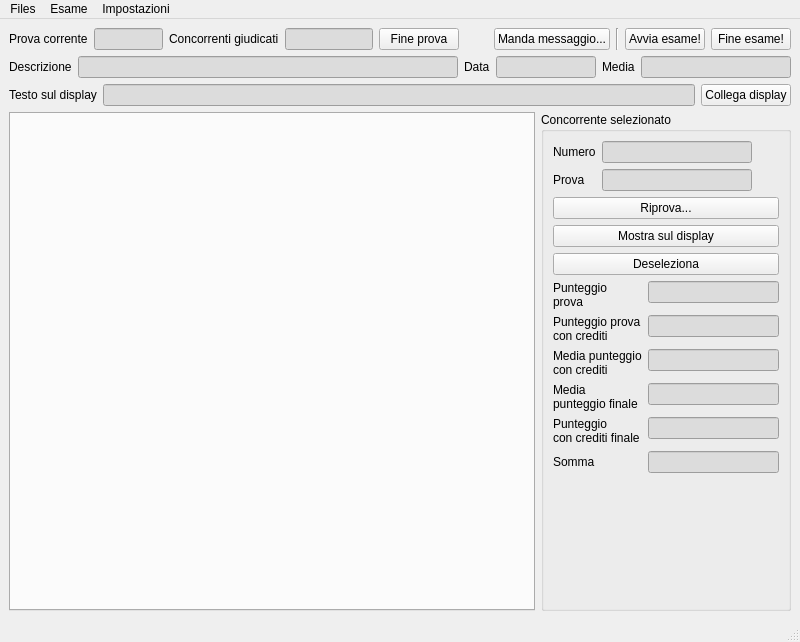
Before: the Qt Designer form ui/mainwindow.ui in nferruzzi/giudice-server, drawn with Qt 5.
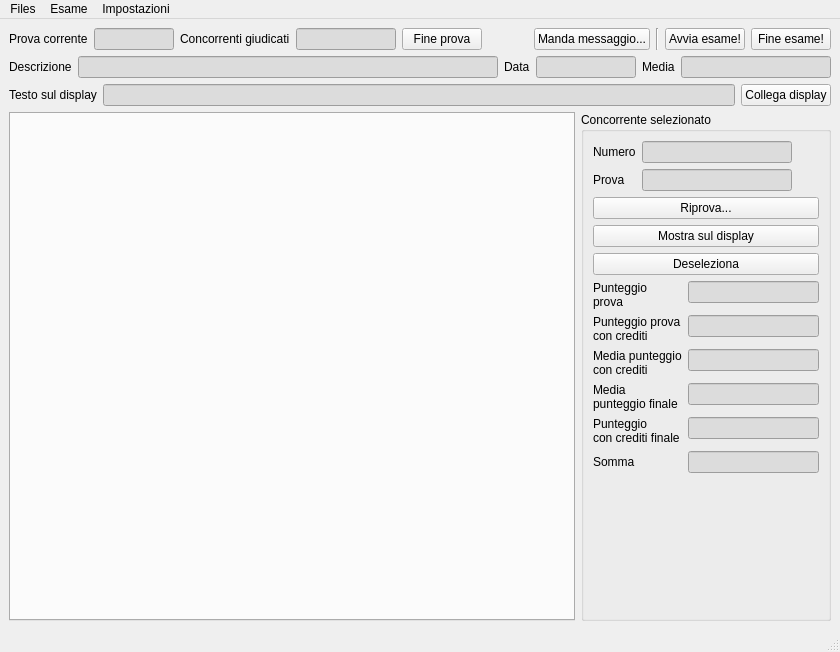
After: the same form once the commit is applied. Custom widgets are drawn as their Qt base class.

Commit message: Add RC Logo

```diff
--- a/ui/mainwindow.ui
+++ b/ui/mainwindow.ui
@@ -6,8 +6,8 @@
    <rect>
     <x>0</x>
     <y>0</y>
-    <width>800</width>
-    <height>642</height>
+    <width>840</width>
+    <height>652</height>
    </rect>
   </property>
   <property name="windowTitle">
@@ -491,6 +491,16 @@
            </item>
           </layout>
          </item>
+         <item>
+          <widget class="QNFLogo" name="widget" native="true">
+           <property name="minimumSize">
+            <size>
+             <width>0</width>
+             <height>100</height>
+            </size>
+           </property>
+          </widget>
+         </item>
          <item>
           <spacer name="verticalSpacer">
            <property name="orientation">
@@ -516,7 +526,7 @@
     <rect>
      <x>0</x>
      <y>0</y>
-     <width>800</width>
+     <width>840</width>
      <height>22</height>
     </rect>
    </property>
@@ -611,6 +621,14 @@
    </property>
   </action>
  </widget>
+ <customwidgets>
+  <customwidget>
+   <class>QNFLogo</class>
+   <extends>QWidget</extends>
+   <header>qnflogo.h</header>
+   <container>1</container>
+  </customwidget>
+ </customwidgets>
  <resources/>
  <connections/>
 </ui>
```
The commit also changes 9 other files.
